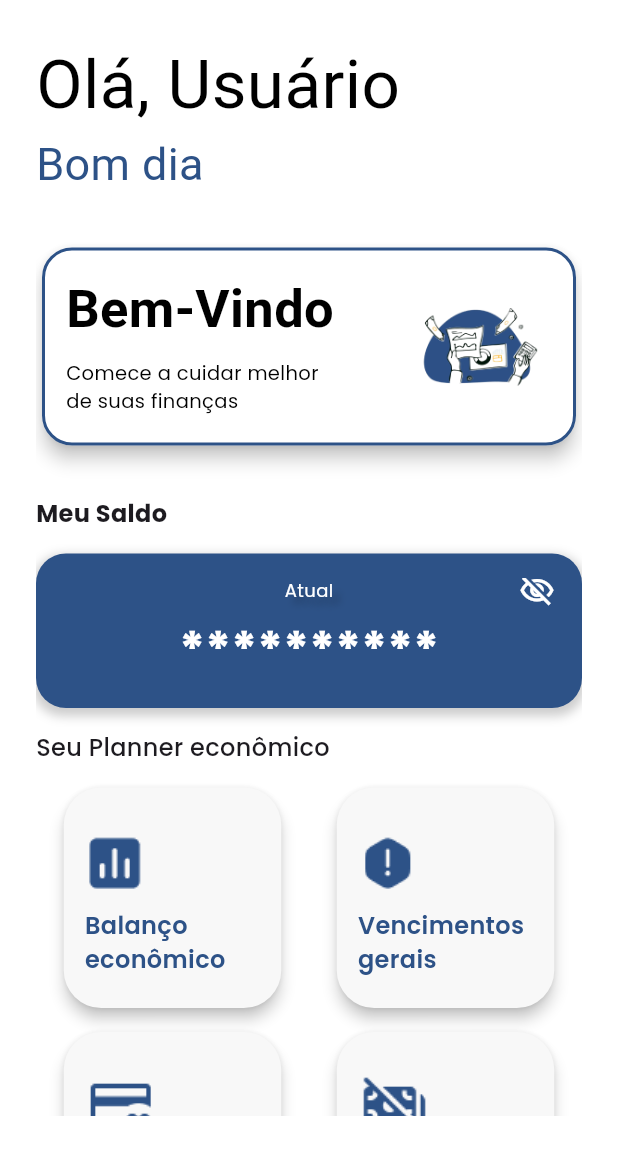
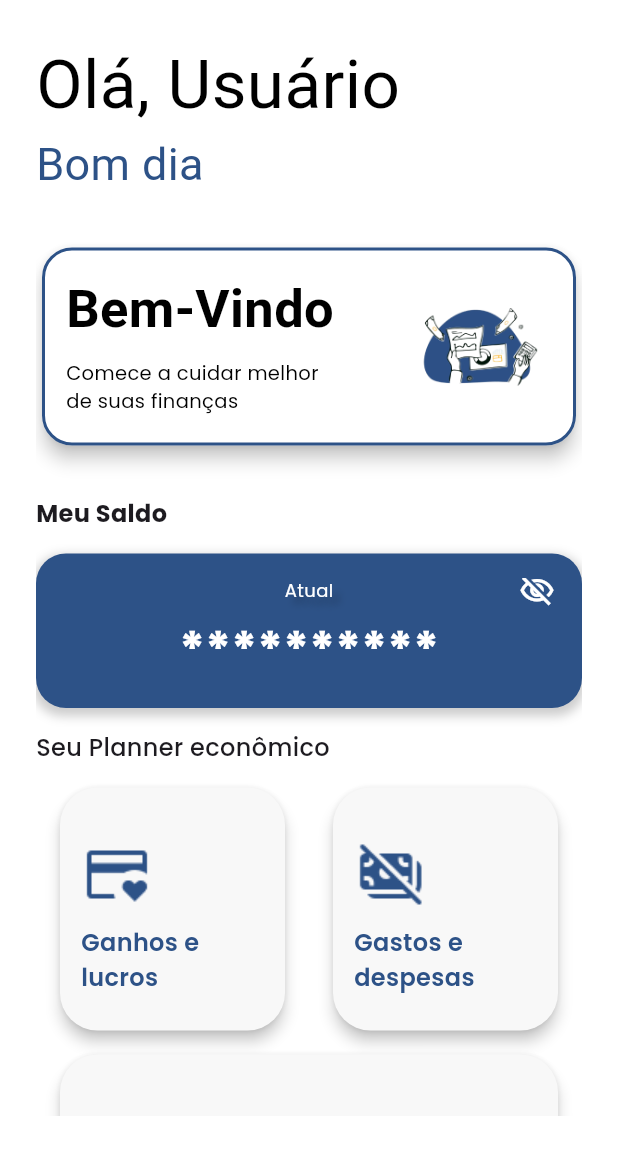
Before and after one commit to GabrielSCarvalho14/Planix, a Flutter app: the Dashboard screen opened directly, on a phone screen of 412 x 824 dp, the part 84-1236 px from its top. Run offline on Flutter 3.47's test engine with Material 3 defaults, Android fonts, the phone set to English and light mode, and no system bars; our stand-ins replace font_awesome_flutter, google_fonts, table_calendar; network calls fail; Roboto replaces fonts that are missing (Dongle).

Commit message:
Planix 04/12

```diff
--- a/planix/planix/lib/components/card.dart
+++ b/planix/planix/lib/components/card.dart
@@ -241,10 +241,10 @@ Widget CardAzulTroca(bool isPaga, String conta, String data, double largura, dou
           )));
 }
 
-Widget CardCinza(String imagem, String texto) {
+Widget CardCinza(String imagem, String texto, double largura, double altura) {
   return SizedBox(
-      width: 177,
-      height: 147,
+      width: largura,
+      height: altura,
       child: Card(
           color: const Color(0xffF8F8F8),
           elevation: 4,
@@ -267,6 +267,40 @@ Widget CardCinza(String imagem, String texto) {
                   child: Text(
                     texto,
                     style: txtPoppinsAzulBold(16),
+                  ),
+                )
+              ])));
+}
+
+Widget CardCinzaAlongado(String imagem, String texto, double largura, double altura) {
+  return SizedBox(
+      width: largura,
+      height: altura,
+      child: Card(
+          color: const Color(0xffF8F8F8),
+          elevation: 4,
+          margin: const EdgeInsets.symmetric(horizontal: 16),
+          shape: RoundedRectangleBorder(
+            borderRadius: BorderRadius.circular(25),
+          ),
+          child: Column(
+              mainAxisAlignment: MainAxisAlignment.center,
+              children: [
+                Center(
+                  child: Padding(
+                    padding: const EdgeInsets.only(top: 10.0, left: 14.0),
+                    child: Image.asset(
+                      imagem,
+                    ),
+                  ),
+                ),
+                Center(
+                  child: Padding(
+                    padding: const EdgeInsets.only(top: 10.0, left: 14.0),
+                    child: Text(
+                      texto,
+                      style: txtPoppinsAzulBold(16),
+                    ),
                   ),
                 )
               ])));
--- a/planix/planix/lib/screens/dashboard.dart
+++ b/planix/planix/lib/screens/dashboard.dart
@@ -118,58 +118,41 @@ class Dashboard extends StatelessWidget {
                 mainAxisAlignment: MainAxisAlignment.spaceAround,
                 children: [
                   GestureDetector(
-                      // onTap: () {
-                      //   Navigator.push(
-                      //     context,
-                      //     MaterialPageRoute(
-                      //         builder: (context) => const Perfil()),
-                      //   );
-                      // },
-                      child: CardCinza(
-                          'assets/uis_chart.png', 'Balanço\neconômico')),
-                  GestureDetector(
-                    onTap: () {
-                        Navigator.push(
-                          context,
-                          MaterialPageRoute(
-                              builder: (context) => const Vencimentos()),
-                        );
-                      },
-                    child: CardCinza(
-                        'assets/solar_danger-bold.png', 'Vencimentos\ngerais'),
-                  )
-                ],
-              ),
-            ),
-            Padding(
-              padding: const EdgeInsets.only(bottom: 16.0),
-              child: Row(
-                mainAxisAlignment: MainAxisAlignment.spaceAround,
-                children: [
-                  GestureDetector(
-                    onTap: () {
+                      onTap: () {
                         Navigator.push(
                           context,
                           MaterialPageRoute(
                               builder: (context) => const Ganhos()),
                         );
                       },
-                      child: CardCinza(
-                          'assets/credit_card_heart.png', 'Ganhos e\nlucros')),
+                      child: CardCinza('assets/credit_card_heart.png',
+                          'Ganhos e\nlucros', 182, 162)),
                   GestureDetector(
                     onTap: () {
-                        Navigator.push(
-                          context,
-                          MaterialPageRoute(
-                              builder: (context) => const Gastos()),
-                        );
-                      },
+                      Navigator.push(
+                        context,
+                        MaterialPageRoute(builder: (context) => const Gastos()),
+                      );
+                    },
                     child: CardCinza('assets/fluent_money-off-24-filled.png',
-                        'Gastos e\ndespesas'),
+                        'Gastos e\ndespesas', 182, 162),
                   )
                 ],
               ),
             ),
+            Padding(
+                padding: const EdgeInsets.only(bottom: 16.0),
+                child: GestureDetector(
+                  onTap: () {
+                    Navigator.push(
+                      context,
+                      MaterialPageRoute(
+                          builder: (context) => const Vencimentos()),
+                    );
+                  },
+                  child: CardCinzaAlongado('assets/solar_danger-bold.png',
+                      'Vencimentos gerais', 343, 140),
+                )),
             const SizedBox(height: 60),
             SwitchButton(isSwitched: false)
           ],
```
